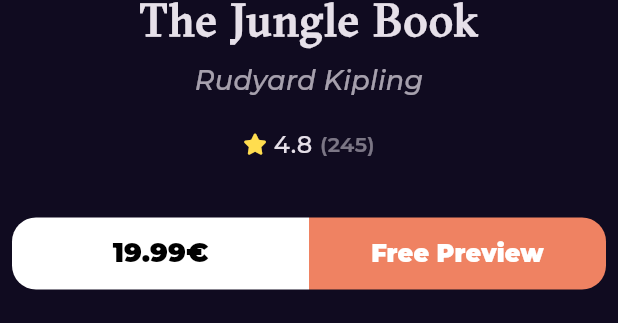
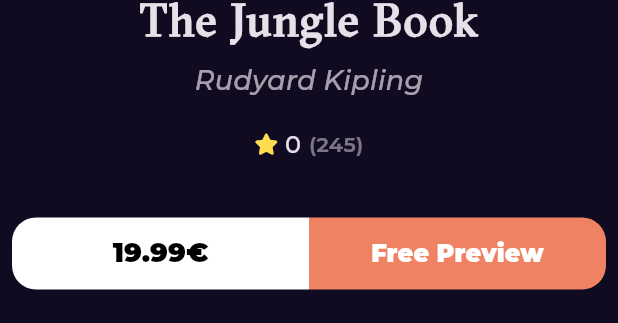
Before and after one commit to Mohammed-bintaleb/clean_architecture_app, a Flutter app: the BookDetailsSection widget shown alone on an empty page, opened directly, on a phone screen of 412 x 824 dp. Shown: the part 647-970 px from the top of the screen. Run offline on Flutter 3.47's test engine with Material 3 defaults, Android fonts, the phone set to English and light mode, and no system bars; drawn by our look-alikes of cached_network_image; our stand-ins replace bloc, dartz, dio, flutter_bloc, font_awesome_flutter, get_it and 4 more; accounts and stored records are empty; network calls fail; statements that could not run were skipped.

Commit message:
Display newest books part 1

```diff
--- a/lib/Features/home/presentation/views/widgets/book_rating.dart
+++ b/lib/Features/home/presentation/views/widgets/book_rating.dart
@@ -7,7 +7,9 @@ class BookRating extends StatelessWidget {
   const BookRating({
     super.key,
     this.mainAxisAlignment = MainAxisAlignment.start,
+    required this.rating,
   });
+  final num rating;
 
   final MainAxisAlignment mainAxisAlignment;
   @override
@@ -23,8 +25,8 @@ class BookRating extends StatelessWidget {
         const SizedBox(
           width: 6.3,
         ),
-        const Text(
-          '4.8',
+        Text(
+          rating.toString(),
           style: Styles.textStyle16,
         ),
         const SizedBox(
--- a/lib/Features/home/presentation/views/widgets/books_details_sectioni.dart
+++ b/lib/Features/home/presentation/views/widgets/books_details_sectioni.dart
@@ -48,6 +48,7 @@ class BookDetailsSection extends StatelessWidget {
           height: 18,
         ),
         const BookRating(
+          rating: 0,
           mainAxisAlignment: MainAxisAlignment.center,
         ),
         const SizedBox(
--- a/lib/Features/home/presentation/views/widgets/featured_books_list_view_bloc_builder.dart
+++ b/lib/Features/home/presentation/views/widgets/featured_books_list_view_bloc_builder.dart
@@ -1,5 +1,4 @@
 import 'package:bookly/Features/home/domain/entities/book_entity.dart';
-import 'package:bookly/Features/home/presentation/views/widgets/featured_books_list_view_loding_indicator.dart';
 import 'package:flutter/material.dart';
 import 'package:flutter_bloc/flutter_bloc.dart';
 import '../../../../../core/utils/functions/build_error_snack_bar.dart';
@@ -42,7 +41,7 @@ class _FeaturedBooksListViewBlocBuilderState
         } else if (state is FeaturedBooksFailure) {
           return Text(state.errMessage);
         } else {
-          return const FeaturedBooksListViewLodingIndicator();
+          return const CircularProgressIndicator();
         }
       },
     );
--- a/lib/Features/home/presentation/views/widgets/home_view_body.dart
+++ b/lib/Features/home/presentation/views/widgets/home_view_body.dart
@@ -27,7 +27,7 @@ class HomeViewBody extends StatelessWidget {
               Padding(
                 padding: EdgeInsets.symmetric(horizontal: 30),
                 child: Text(
-                  'Best Seller',
+                  'Newset Books',
                   style: Styles.textStyle18,
                 ),
               ),
--- a/lib/Features/search/presentation/views/widgets/search_view_body.dart
+++ b/lib/Features/search/presentation/views/widgets/search_view_body.dart
@@ -46,7 +46,7 @@ class SearchResultListView extends StatelessWidget {
       itemBuilder: (context, index) {
         return const Padding(
           padding: EdgeInsets.symmetric(vertical: 10),
-          child: BookListViewItem(),
+          child: Text("l"),
         );
       },
     );
--- a/lib/main.dart
+++ b/lib/main.dart
@@ -38,7 +38,8 @@ class Bookly extends StatelessWidget {
               ..fetchFeaturedBooks()),
         BlocProvider(
             create: (_) => NewestBooksCubit(
-                FetchNewestBooksUseCase(getIt.get<HomeRrpoImpl>()))),
+                FetchNewestBooksUseCase(getIt.get<HomeRrpoImpl>()))
+              ..fetchNewestBooks()),
       ],
       child: MaterialApp.router(
         routerConfig: AppRouter.router,
```
Also changed, not shown: lib/Features/home/presentation/views/widgets/best_seller_list_view.dart (+21 -9 lines), lib/Features/home/presentation/views/widgets/best_seller_list_view_item.dart (+16 -22 lines).
